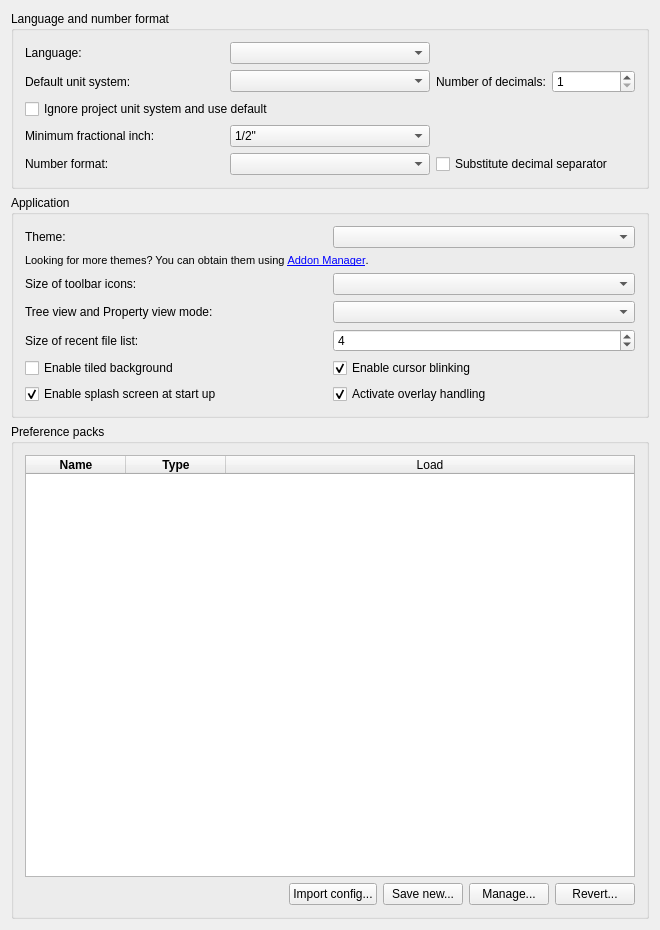
The window that src/Gui/PreferencePages/DlgSettingsGeneral.ui (southseact-3d/fcd) describes before a commit, drawn with Qt 5.
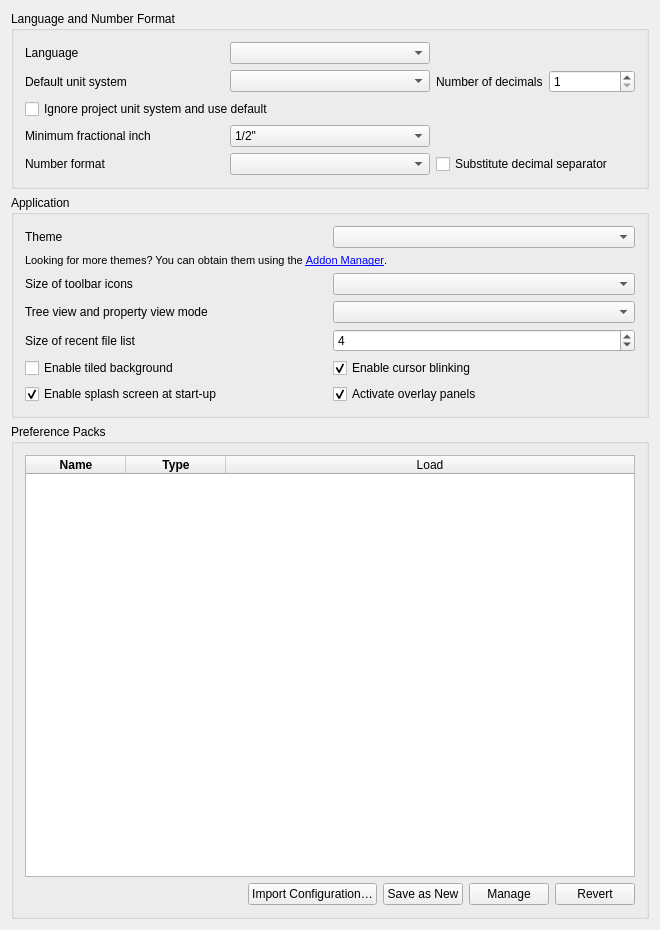
The same window after the commit. Custom widgets are drawn as their Qt base class.

```diff
--- a/src/Gui/PreferencePages/DlgSettingsGeneral.ui
+++ b/src/Gui/PreferencePages/DlgSettingsGeneral.ui
@@ -17,7 +17,7 @@
     <item>
      <widget class="QGroupBox" name="GroupBox7">
       <property name="title">
-       <string>Language and number format</string>
+       <string>Language and Number Format</string>
       </property>
       <layout class="QGridLayout">
        <property name="leftMargin">
@@ -38,7 +38,7 @@
        <item row="0" column="0">
         <widget class="QLabel" name="TextLabel1_4">
          <property name="text">
-          <string>Language:</string>
+          <string>Language</string>
          </property>
         </widget>
        </item>
@@ -52,7 +52,7 @@
        <item row="1" column="0">
         <widget class="QLabel" name="unitSystemLabel">
          <property name="text">
-          <string>Default unit system:</string>
+          <string>Default unit system</string>
          </property>
         </widget>
        </item>
@@ -68,7 +68,7 @@
          <item>
           <widget class="QLabel" name="decimalsLabel">
            <property name="text">
-            <string>Number of decimals:</string>
+            <string>Number of decimals</string>
            </property>
           </widget>
          </item>
@@ -100,7 +100,7 @@
        <item row="3" column="0">
         <widget class="QLabel" name="fractionalInchLabel">
          <property name="text">
-          <string>Minimum fractional inch:</string>
+          <string>Minimum fractional inch</string>
          </property>
         </widget>
        </item>
@@ -149,7 +149,7 @@
        <item row="4" column="0">
         <widget class="QLabel" name="TextLabel1_5">
          <property name="text">
-          <string>Number format:</string>
+          <string>Number format</string>
          </property>
         </widget>
        </item>
@@ -209,7 +209,7 @@
        <item row="0" column="0">
         <widget class="QLabel" name="themesLabel">
          <property name="text">
-          <string>Theme:</string>
+          <string>Theme</string>
          </property>
         </widget>
        </item>
@@ -228,7 +228,7 @@
           </font>
          </property>
          <property name="text">
-          <string>Looking for more themes? You can obtain them using &lt;a href=&quot;freecad:Std_AddonMgr&quot;&gt;Addon Manager&lt;/a&gt;.</string>
+          <string>Looking for more themes? You can obtain them using the &lt;a href=&quot;freecad:Std_AddonMgr&quot;&gt;Addon Manager&lt;/a&gt;.</string>
          </property>
          <property name="textFormat">
           <enum>Qt::RichText</enum>
@@ -238,7 +238,7 @@
        <item row="2" column="0">
         <widget class="QLabel" name="iconSizeLabel">
          <property name="text">
-          <string>Size of toolbar icons:</string>
+          <string>Size of toolbar icons</string>
          </property>
         </widget>
        </item>
@@ -253,7 +253,7 @@
        <item row="3" column="0">
         <widget class="QLabel" name="treeModeLabel">
          <property name="text">
-          <string>Tree view and Property view mode:</string>
+          <string>Tree view and property view mode</string>
          </property>
         </widget>
        </item>
@@ -270,7 +270,7 @@
        <item row="4" column="0">
         <widget class="QLabel" name="recentFileListLabel">
          <property name="text">
-          <string>Size of recent file list:</string>
+          <string>Size of recent file list</string>
          </property>
         </widget>
        </item>
@@ -328,7 +328,7 @@
 display the splash screen</string>
          </property>
          <property name="text">
-          <string>Enable splash screen at start up</string>
+          <string>Enable splash screen at start-up</string>
          </property>
          <property name="checked">
           <bool>true</bool>
@@ -347,7 +347,7 @@
           <string>Activate overlay handling of dock windows</string>
          </property>
          <property name="text">
-          <string>Activate overlay handling</string>
+          <string>Activate overlay panels</string>
          </property>
          <property name="checked">
           <bool>true</bool>
@@ -366,7 +366,7 @@
     <item>
      <widget class="QGroupBox" name="groupBox">
       <property name="title">
-       <string>Preference packs</string>
+       <string>Preference Packs</string>
       </property>
       <layout class="QHBoxLayout" name="horizontalLayout">
        <item>
@@ -477,14 +477,14 @@
            <item>
             <widget class="QPushButton" name="ImportConfig">
              <property name="text">
-              <string>Import config...</string>
+              <string>Import Configuration…</string>
              </property>
             </widget>
            </item>
            <item>
             <widget class="QPushButton" name="SaveNewPreferencePack">
              <property name="text">
-              <string>Save new...</string>
+              <string>Save as New</string>
              </property>
             </widget>
            </item>
@@ -497,14 +497,14 @@
               </sizepolicy>
              </property>
              <property name="text">
-              <string>Manage...</string>
+              <string>Manage</string>
              </property>
             </widget>
            </item>
            <item>
             <widget class="QPushButton" name="RevertToSavedConfig">
              <property name="text">
-              <string>Revert...</string>
+              <string>Revert</string>
              </property>
             </widget>
            </item>
```
Left out of the diff: 29 changed lines with no effect on the pictures.
